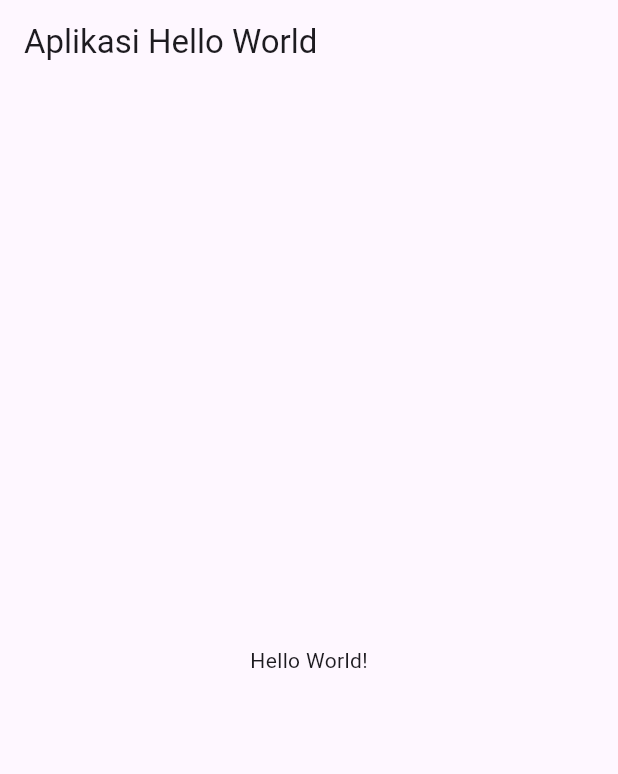
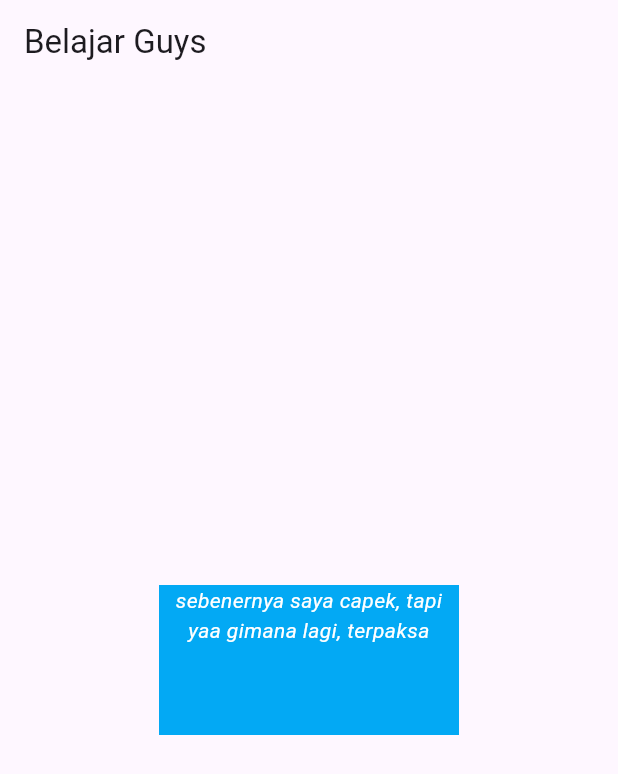
Before and after one commit to nentinur/Speedrun-Belajar-Flutter, a Flutter app: the screen it shows after launch, on a phone screen of 412 x 824 dp. Shown: the top 774 px of the screen. Run offline on Flutter 3.47's test engine with Material 3 defaults, Android fonts, the phone set to English and light mode, and no system bars.

Commit message:
Widget Text

```diff
--- a/lib/main.dart
+++ b/lib/main.dart
@@ -12,9 +12,21 @@ class MyApp extends StatelessWidget {
     return MaterialApp(
       home: Scaffold(
         appBar: AppBar(
-          title: Text("Aplikasi Hello World"),
+          title: Text("Belajar Guys"),
         ),
-        body: Center(child: Text("Hello World!")),
+        body: Center(
+            child: Container(
+                color: Colors.lightBlue,
+                width: 200,
+                height: 100,
+                child: Text(
+                  "sebenernya saya capek, tapi yaa gimana lagi, terpaksa harus belajar ini",
+                  maxLines: 2,
+                  overflow: TextOverflow.clip,
+                  textAlign: TextAlign.center,
+                  style: TextStyle(
+                      color: Colors.white, fontStyle: FontStyle.italic),
+                ))),
       ),
     );
   }
```
